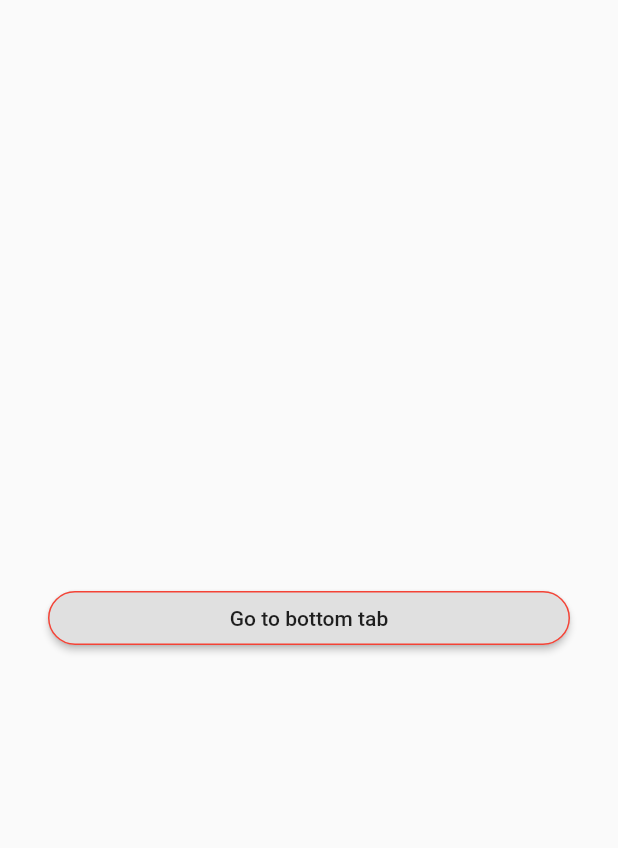
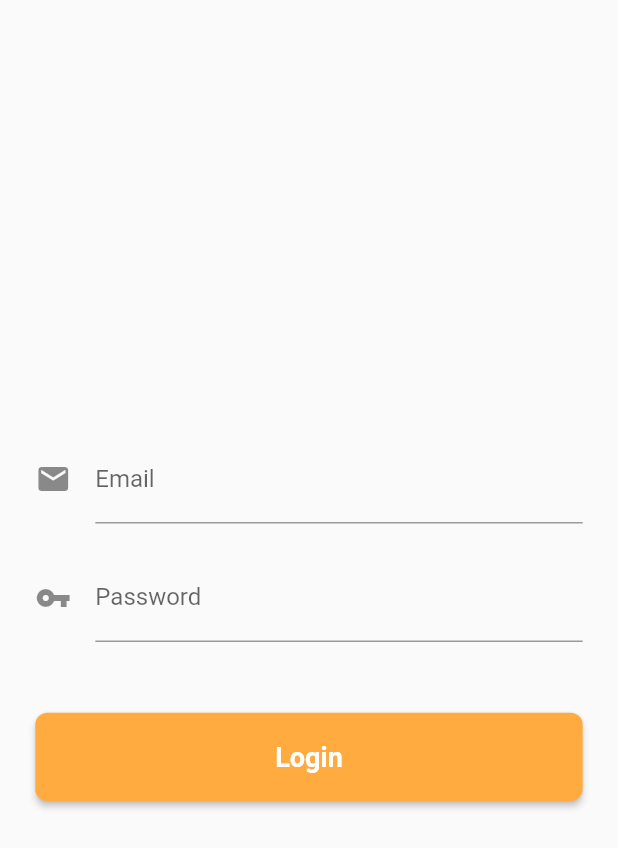
Before and after one commit to hieuvh3011/flutter_demo_everything, a Flutter app: the screen it shows after launch, on a phone screen of 412 x 824 dp. Shown: the top 848 px of the screen. Run offline on Flutter 3.47's test engine with Material 2 defaults, Android fonts, the phone set to English and light mode, and no system bars; drawn by our look-alikes of flutter_easyloading; our stand-ins replace cached_network_image, flutter_mobx, mobx; missing offline and left inert: flutter_statusbarcolor; generated files the repository leaves out were written again.

```diff
--- a/lib/main.dart
+++ b/lib/main.dart
@@ -1,6 +1,9 @@
 import 'package:flutter/material.dart';
+import 'package:flutter_easyloading/flutter_easyloading.dart';
 import 'package:flutter_statusbarcolor/flutter_statusbarcolor.dart';
 import 'package:show_off/route/app_route.dart';
+import 'package:show_off/stores/app_store/app_store.dart';
+import 'package:show_off/utils/app_size.dart';
 
 void main() {
   runApp(MyApp());
@@ -14,7 +17,13 @@ class MyApp extends StatelessWidget {
     FlutterStatusbarcolor.setStatusBarWhiteForeground(false);
     return Material(
       child: Container(
-        child: MaterialApp(title: 'Flutter Demo', routes: AppRoute.routes),
+        child: MaterialApp(
+          title: 'Flutter Demo',
+          routes: AppRoute.routes,
+          builder: (BuildContext context, Widget child) {
+            return FlutterEasyLoading(child: child);
+          },
+        ),
       ),
     );
   }
--- a/lib/route/app_route.dart
+++ b/lib/route/app_route.dart
@@ -2,7 +2,7 @@ import 'package:flutter/material.dart';
 import 'package:show_off/route/bottom_tabs.dart';
 import 'package:show_off/screens/account/account_screen.dart';
 import 'package:show_off/screens/home/home_screen.dart';
-import 'package:show_off/screens/login/LoginScreen.dart';
+import 'package:show_off/screens/login/login_screen.dart';
 import 'package:show_off/screens/register/RegisterScreen.dart';
 import 'package:show_off/screens/settings/SettingScreen.dart';
 import 'package:show_off/screens/splash/SplashScreen.dart';
--- a/lib/screens/login/LoginScreen.dart
+++ /dev/null
@@ -1,36 +0,0 @@
-import 'package:flutter/material.dart';
-import 'package:show_off/route/app_route.dart';
-
-class LoginScreen extends StatelessWidget {
-  onPress(context) {
-    Navigator.of(context).pushReplacementNamed(AppRoute.BOTTOM_TAB);
-  }
-
-  @override
-  Widget build(BuildContext context) {
-    return Scaffold(
-      body: Container(
-        child: Column(
-          crossAxisAlignment: CrossAxisAlignment.center,
-          mainAxisAlignment: MainAxisAlignment.center,
-          children: <Widget>[
-            Padding(
-                padding: EdgeInsets.only(left: 32.0, right: 32.0),
-                child: RaisedButton(
-                  shape: RoundedRectangleBorder(
-                      borderRadius: BorderRadius.circular(18.0),
-                      side: BorderSide(color: Colors.red)),
-                  onPressed: () {
-                    onPress(context);
-                  },
-                  child: Center(
-                    child: Text('Go to bottom tab'),
-                  ),
-                )),
-            Container(),
-          ],
-        ),
-      ),
-    );
-  }
-}
--- /dev/null
+++ b/lib/screens/login/login_screen.dart
@@ -0,0 +1,93 @@
+import 'package:flutter/material.dart';
+import 'package:show_off/screens/common/loading.dart';
+import 'package:show_off/stores/login_store/login_store.dart';
+import 'package:show_off/utils/app_size.dart';
+
+class LoginScreen extends StatelessWidget {
+  final LoginStore _loginStore = LoginStore();
+  final AppSize _appSize = AppSize.getInstance();
+  @override
+  Widget build(BuildContext context) {
+    return Scaffold(
+      body: GestureDetector(
+        behavior: HitTestBehavior.translucent,
+        onTap: (){
+          FocusScope.of(context).requestFocus(new FocusNode());
+        },
+        child: Container(
+          padding: EdgeInsets.symmetric(horizontal: _appSize.scale(20.0)),
+          child: Column(
+            crossAxisAlignment: CrossAxisAlignment.center,
+            mainAxisAlignment: MainAxisAlignment.center,
+            children: <Widget>[
+              Form(
+                key: _loginStore.emailFormKey,
+                child: TextFormField(
+                  decoration: const InputDecoration(
+                    icon: Icon(Icons.email),
+                    hintText: 'johndoe@example.com',
+                    labelText: 'Email',
+                    hintStyle: TextStyle(color: Colors.grey),
+                  ),
+                  onChanged: (email) {
+                    _loginStore.onChangeUsername(email);
+                  },
+                  controller: _loginStore.emailController,
+                  validator: (value) {
+                    return _loginStore.validateEmail(value);
+                  },
+                ),
+              ),
+              SizedBox(
+                height: 20.0,
+              ),
+              Form(
+                key: _loginStore.passwordFormKey,
+                child: TextFormField(
+                  decoration: const InputDecoration(
+                    icon: Icon(Icons.vpn_key),
+                    hintText: '**************',
+                    labelText: 'Password',
+                    hintStyle: TextStyle(color: Colors.grey),
+                  ),
+                  obscureText: true,
+                  onChanged: (password) {
+                    _loginStore.onChangePassword(password);
+                  },
+                  controller: _loginStore.passwordController,
+                  validator: (value) {
+                    return _loginStore.validatePassword(value);
+                  },
+                ),
+              ),
+              SizedBox(
+                height: _appSize.scale(40.0),
+              ),
+              ButtonTheme(
+                height: _appSize.scale(50.0),
+                child: RaisedButton(
+                  onPressed: () {
+                    _loginStore.onPressedLoginButton(context);
+                  },
+                  shape: RoundedRectangleBorder(
+                    borderRadius: BorderRadius.circular(8.0),
+                  ),
+                  color: Colors.orangeAccent,
+                  child: const Center(
+                    child: Text(
+                      'Login',
+                      style: const TextStyle(
+                          fontWeight: FontWeight.bold,
+                          fontSize: 18.0,
+                          color: Colors.white),
+                    ),
+                  ),
+                ),
+              ),
+            ],
+          ),
+        ),
+      ),
+    );
+  }
+}
--- a/lib/screens/splash/SplashScreen.dart
+++ b/lib/screens/splash/SplashScreen.dart
@@ -2,6 +2,7 @@ import 'dart:async';
 
 import 'package:flutter/material.dart';
 import 'package:show_off/route/app_route.dart';
+import 'package:show_off/utils/app_size.dart';
 
 class SplashScreen extends StatefulWidget {
   @override
@@ -9,6 +10,7 @@ class SplashScreen extends StatefulWidget {
 }
 
 class _SplashScreenState extends State<SplashScreen> {
+  AppSize _appSize = AppSize();
   @override
   void initState() {
     super.initState();
@@ -26,6 +28,7 @@ class _SplashScreenState extends State<SplashScreen> {
 
   @override
   Widget build(BuildContext context) {
+    _appSize.init(context);
     return Scaffold(
       body: Container(
         child: Center(
--- a/lib/stores/login_store/login_store.dart
+++ b/lib/stores/login_store/login_store.dart
@@ -1,23 +1,97 @@
+import 'package:flutter/cupertino.dart';
+import 'package:flutter_easyloading/flutter_easyloading.dart';
 import 'package:mobx/mobx.dart';
+import 'package:show_off/business_logic/validator.dart';
+import 'package:show_off/route/app_route.dart';
 
 part 'login_store.g.dart';
 
 class LoginStore = LoginStoreBase with _$LoginStore;
 
-abstract class LoginStoreBase with Store{
-  @observable
-  String username;
+abstract class LoginStoreBase with Store {
+  final GlobalKey<FormState> emailFormKey = GlobalKey<FormState>();
+  final GlobalKey<FormState> passwordFormKey = GlobalKey<FormState>();
 
   @observable
-  String password;
+  TextEditingController emailController = TextEditingController();
+
+  @observable
+  TextEditingController passwordController = TextEditingController();
+
+  @observable
+  bool isLoading = false;
 
   @action
-  onChangeUsername(text){
-    username = text;
+  showLoading() {
+    if (isLoading == false) {
+      isLoading = true;
+    }
   }
 
   @action
-  onChangePassword(text){
-    password = text;
+  hideLoading() {
+    if (isLoading == true) {
+      isLoading = false;
+    }
+  }
+
+  @action
+  onChangeUsername(text) {
+    emailFormKey.currentState.validate();
+  }
+
+  @action
+  onChangePassword(text) {
+    passwordFormKey.currentState.validate();
+  }
+
+  @action
+  String validateEmail(String email) {
+    String result = '';
+    Validator validator = Validator();
+    if (email.isEmpty) {
+      result = "Email cannot be empty";
+    } else if (email.isNotEmpty && !validator.isEmail(email)) {
+      result = "Email is incorrect format";
+    }
+    if (result == '') {
+      return null;
+    }
+    return result;
+  }
+
+  @action
+  String validatePassword(String password) {
+    Validator validator = Validator();
+    if (password == '') {
+      return "Password cannot be empty";
+    } else if (validator.isWeakPassword(password)) {
+      return "Weak password";
+    }
+    return null;
+  }
+
+  @action
+  onPressedLoginButton(BuildContext context) {
+    try {
+      String email = emailController.text;
+      String password = passwordController.text;
+      showLoading();
+      EasyLoading.show(status: 'loading...');
+      print('username = ' + email);
+      print('password = ' + password);
+      // if (validatePassword(password) == null && validateEmail(email) == null) {
+      //   Navigator.of(context).pushReplacementNamed(AppRoute.BOTTOM_TAB);
+      // } else {
+      //   emailFormKey.currentState.validate();
+      //   passwordFormKey.currentState.validate();
+      // }
+      Future.delayed(Duration(seconds: 2), () {
+        EasyLoading.dismiss();
+      });
+    } catch (error) {
+      print('error onPressedLoginButton = ' + error);
+      debugPrintStack();
+    }
   }
 }
--- /dev/null
+++ b/lib/utils/app_size.dart
@@ -0,0 +1,51 @@
+import 'package:flutter/material.dart';
+
+class AppSize {
+  static final AppSize _instance = AppSize._internal();
+
+  static AppSize getInstance(){
+    return _instance;
+  }
+
+  factory AppSize() {
+    return _instance;
+  }
+
+  AppSize._internal();
+
+  static double screenWidth = 0;
+  static double screenHeight = 0;
+  static double shortDimension = 0;
+  static double longDimension = 0;
+  static double textScaleFactor = 0;
+  bool allowFontScaling = false;
+
+  //Default guideline sizes are based on standard ~5" screen mobile device
+  double guidelineBaseWidth = 350;
+  double guidelineBaseHeight = 680;
+
+  void init(BuildContext context) {
+    screenWidth = MediaQuery.of(context).size.width;
+    screenHeight = MediaQuery.of(context).size.height;
+    shortDimension = screenWidth < screenHeight ? screenWidth : screenHeight;
+    longDimension = screenWidth < screenHeight ? screenHeight : screenWidth;
+    textScaleFactor = MediaQuery.of(context).textScaleFactor;
+  }
+
+  double scale(double size){
+    return shortDimension / guidelineBaseWidth * size;
+  }
+
+
+  double verticalScale (double size){
+    return longDimension / guidelineBaseHeight * size;
+  }
+
+  double moderateScale (double size, {double factor = 0.5}){
+    return size + (scale(size) - size) * factor;
+  }
+
+  double moderateVerticalScale (double size, {double factor = 0.5}){
+    return size + (verticalScale(size) - size) * factor;
+  }
+}
--- a/pubspec.yaml
+++ b/pubspec.yaml
@@ -35,6 +35,7 @@ dependencies:
   mobx: ^1.2.1+4
   flutter_mobx: ^1.1.0+2
   flutter_statusbarcolor: ^0.2.3
+  flutter_easyloading: ^2.0.1
 dev_dependencies:
   flutter_test:
     sdk: flutter
```
Also changed, not shown: lib/business_logic/validator.dart (added, +28 -0 lines), lib/screens/common/loading.dart (added, +8 -0 lines), lib/stores/app_store/app_store.dart (added, +20 -0 lines), lib/stores/counter_store/counter_store.dart (+7 -5 lines), lib/stores/app_store/app_store.g.dart (added), lib/stores/login_store/login_store.g.dart, pubspec.lock, 10 other files.
